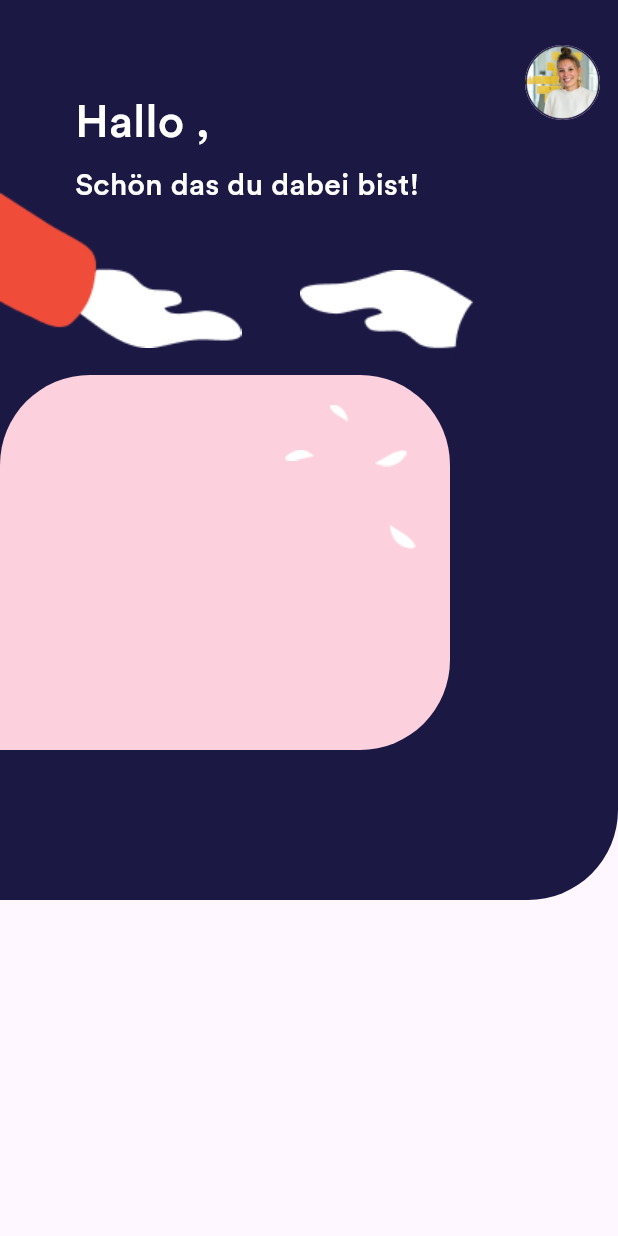
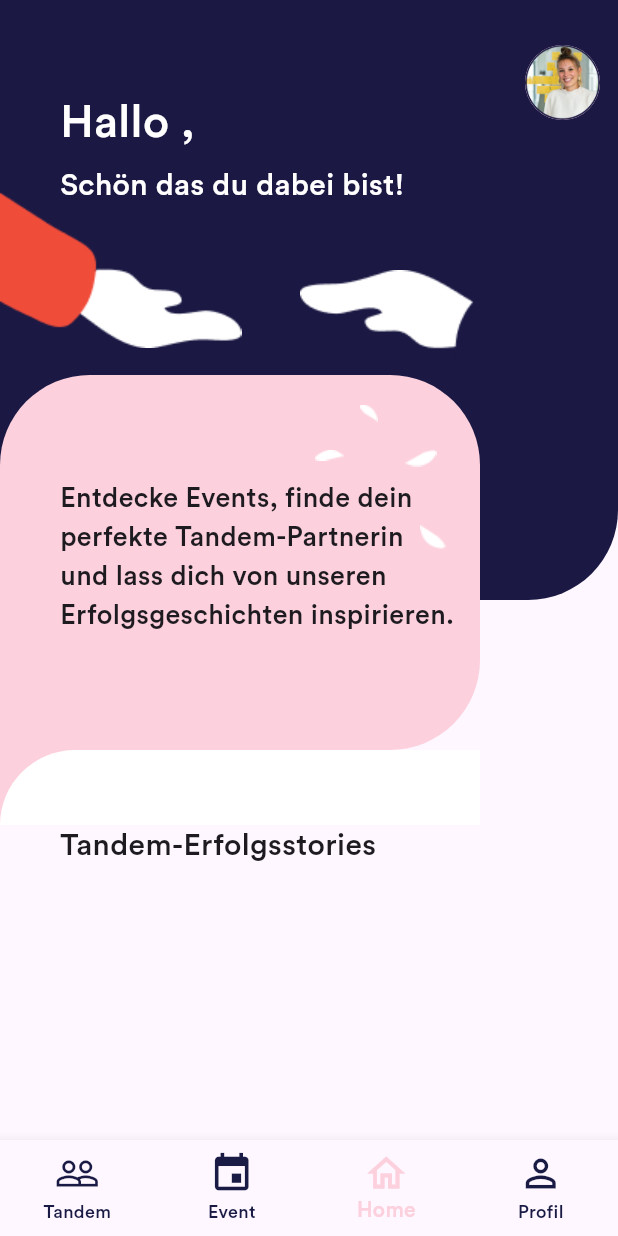
Before and after one commit to Trinistar/female_fellows, a Flutter app: the Authpage screen opened directly, on a phone screen of 412 x 824 dp. Run offline on Flutter 3.47's test engine with Material 2 defaults, Android fonts, the phone set to English and light mode, and no system bars; our stand-ins replace date_format, firebase_auth, firebase_core, smooth_page_indicator; accounts and stored records are empty; generated files the repository leaves out were written again; network calls fail.

Commit message:
Navbar start and added pages

```diff
--- /dev/null
+++ b/lib/pages/Eventpages/event.dart
@@ -0,0 +1,12 @@
+import 'package:flutter/material.dart';
+
+class Eventstart extends StatelessWidget {
+  const Eventstart({super.key});
+
+  @override
+  Widget build(BuildContext context) {
+    return Container(
+      color: Colors.brown,
+    );
+  }
+}
--- /dev/null
+++ b/lib/pages/Profil/profil.dart
@@ -0,0 +1,12 @@
+import 'package:flutter/material.dart';
+
+class Profil extends StatelessWidget {
+  const Profil({super.key});
+
+  @override
+  Widget build(BuildContext context) {
+    return Container(
+      color: Colors.amber,
+    );
+  }
+}
--- /dev/null
+++ b/lib/pages/Tandem/tandem.dart
@@ -0,0 +1,12 @@
+import 'package:flutter/material.dart';
+
+class Tandementry extends StatelessWidget {
+  const Tandementry({super.key});
+
+  @override
+  Widget build(BuildContext context) {
+    return Container(
+      color: Colors.green,
+    );
+  }
+}
--- a/lib/pages/auth_page.dart
+++ b/lib/pages/auth_page.dart
@@ -1,7 +1,7 @@
 import 'package:firebase_auth/firebase_auth.dart';
 import 'package:flutter/material.dart';
 import 'package:vs_femalefellows/pages/authentication_pages/authentication_login.dart';
-import 'package:vs_femalefellows/pages/home_page.dart';
+import 'package:vs_femalefellows/pages/navigation_page.dart';
 
 
 
@@ -15,7 +15,7 @@ class Authpage extends StatelessWidget {
       builder: ((context, snapshot) {
         //user is logged in
         if (snapshot.hasData){
-          return Homepage();
+          return Navigation();
         }
         // user is not logged in
         else{
--- a/lib/pages/authentication_pages/authentication_login.dart
+++ b/lib/pages/authentication_pages/authentication_login.dart
@@ -3,7 +3,7 @@ import 'package:flutter/material.dart';
 import 'package:vs_femalefellows/components/login_button.dart';
 import 'package:vs_femalefellows/components/text_bar.dart';
 import 'package:flutter_gen/gen_l10n/app_localizations.dart';
-import 'package:vs_femalefellows/pages/home_page.dart';
+import 'package:vs_femalefellows/pages/navigation_page.dart';
 
 class AuthLoginPage extends StatefulWidget {
   const AuthLoginPage({super.key});
@@ -43,7 +43,7 @@ class _AuthLoginPageState extends State<AuthLoginPage> {
       showErroMessage(e.code);
     }
     Navigator.of(context)
-        .push(MaterialPageRoute(builder: (context) => Homepage()));
+        .push(MaterialPageRoute(builder: (context) => Navigation()));
   }
 
   // Error Messages
--- a/lib/pages/home_page.dart
+++ /dev/null
@@ -1,96 +0,0 @@
-import 'package:firebase_auth/firebase_auth.dart';
-import 'package:flutter/material.dart';
-
-class Homepage extends StatelessWidget {
-  Homepage({super.key});
-
-  final user = FirebaseAuth.instance.currentUser!;
-
-  @override
-  Widget build(BuildContext context) {
-    return Scaffold(
-      body: Stack(
-        children: [
-          Container(
-            width: 1000,
-            height: 600,
-            decoration: BoxDecoration(
-              borderRadius: BorderRadius.only(bottomRight: Radius.circular(60)),
-              color: Color.fromRGBO(27, 25, 68, 1),
-            ),
-          ),
-          Positioned(
-            top: 30,
-            left: 350,
-            child: CircleAvatar(
-              backgroundImage: AssetImage('lib/images/Avatar.png'),
-              radius: 25,
-              backgroundColor: Color.fromRGBO(252, 208, 220, 1),
-            ),
-          ),
-          Positioned(
-            top: 60,
-            left: 50,
-            child: Text(
-              'Hallo ${user.email!},',
-              style: TextStyle(
-                color: Colors.white,
-                fontSize: 30,
-              ),
-            ),
-          ),
-          Positioned(
-            top: 110,
-            left: 50,
-            child: Text(
-              'Schön das du dabei bist!',
-              style: TextStyle(fontSize: 20, color: Colors.white),
-            ),
-          ),
-          Positioned(
-            top: 110,
-            child: Image.asset('lib/images/handleft.png'),
-          ),
-          Positioned(
-            top: 180,
-            left: 200,
-            child: Image.asset('lib/images/handright.png'),
-          ),
-          Positioned(
-            top: 250,
-            child: Container(
-              width: 300,
-              height: 250,
-              decoration: BoxDecoration(
-                borderRadius:
-                    BorderRadius.only(bottomRight: Radius.circular(60),
-                    topLeft: Radius.circular(60),
-                    topRight: Radius.circular(60),
-                    ),
-              color: Color.fromRGBO(252, 208, 220, 1),
-              ),
-            ),
-          ),
-            Positioned(
-            top: 270,
-            left: 220,
-            child: Image.asset('lib/images/federoben.png'),
-          ),   Positioned(
-            top: 300,
-            left: 190,
-            child: Image.asset('lib/images/federlinks.png'),
-          ),   Positioned(
-            top: 300,
-            left: 250,
-            child: Image.asset('lib/images/federrechts.png'),
-          ),   Positioned(
-            top: 350,
-            left: 260,
-            child: Image.asset('lib/images/federunten.png'),
-          ),
-
-        ],
-      ),
-    );
-  }
-}
--- /dev/null
+++ b/lib/pages/homepage.dart
@@ -0,0 +1,157 @@
+import 'package:firebase_auth/firebase_auth.dart';
+import 'package:flutter/material.dart';
+
+class Home extends StatefulWidget {
+  const Home({super.key});
+
+  @override
+  State<Home> createState() => _HomeState();
+}
+
+class _HomeState extends State<Home> {
+    final user = FirebaseAuth.instance.currentUser!;
+  @override
+  Widget build(BuildContext context) {
+    return  ListView(
+        children: [
+          Stack(
+            clipBehavior: Clip.none,
+            children: [
+              Container(
+                width: 1000,
+                height: 400,
+                decoration: BoxDecoration(
+                  borderRadius:
+                      BorderRadius.only(bottomRight: Radius.circular(60)),
+                  color: Color.fromRGBO(27, 25, 68, 1),
+                ),
+              ),
+              Positioned(
+                top: 30,
+                left: 350,
+                child: CircleAvatar(
+                  backgroundImage: AssetImage('lib/images/Avatar.png'),
+                  radius: 25,
+                  backgroundColor: Color.fromRGBO(252, 208, 220, 1),
+                ),
+              ),
+              Positioned(
+                top: 60,
+                left: 40,
+                child: Text(
+                  'Hallo ${user.email!},',
+                  style: TextStyle(
+                    color: Colors.white,
+                    fontSize: 30,
+                  ),
+                ),
+              ),
+              Positioned(
+                top: 110,
+                left: 40,
+                child: Text(
+                  'Schön das du dabei bist!',
+                  style: TextStyle(fontSize: 20, color: Colors.white),
+                ),
+              ),
+              Positioned(
+                top: 110,
+                child: Image.asset('lib/images/handleft.png'),
+              ),
+              Positioned(
+                top: 180,
+                left: 200,
+                child: Image.asset('lib/images/handright.png'),
+              ),
+              Positioned(
+                top: 250,
+                child: Column(
+                  children: [
+                    Container(
+                      width: 320,
+                      height: 250,
+                      decoration: BoxDecoration(
+                        borderRadius: BorderRadius.only(
+                          bottomRight: Radius.circular(60),
+                          topLeft: Radius.circular(60),
+                          topRight: Radius.circular(60),
+                        ),
+                        color: Color.fromRGBO(252, 208, 220, 1),
+                      ),
+                    ),
+                    Stack(
+                      clipBehavior: Clip.none,
+                      children: [
+                        Positioned(
+                          top: -1,
+                          child: Container(
+                            width: 50,
+                            height: 50,
+                            decoration: BoxDecoration(
+                              borderRadius: BorderRadius.only(),
+                              color: Color.fromRGBO(252, 208, 220, 1),
+                            ),
+                          ),
+                        ),
+                        Container(
+                          width: 320,
+                          height: 50,
+                          decoration: BoxDecoration(
+                            borderRadius: BorderRadius.only(
+                              topLeft: Radius.circular(60),
+                            ),
+                            color: Colors.white,
+                          ),
+                        ),
+                      ],
+                    )
+                  ],
+                ),
+              ),
+              Positioned(
+                top: 270,
+                left: 240,
+                child: Image.asset('lib/images/federoben.png'),
+              ),
+              Positioned(
+                top: 300,
+                left: 210,
+                child: Image.asset('lib/images/federlinks.png'),
+              ),
+              Positioned(
+                top: 300,
+                left: 270,
+                child: Image.asset('lib/images/federrechts.png'),
+              ),
+              Positioned(
+                top: 350,
+                left: 280,
+                child: Image.asset('lib/images/federunten.png'),
+              ),
+              Positioned(
+                top: 320,
+                left: 40,
+                child: Text(
+                  'Entdecke Events, finde dein\nperfekte Tandem-Partnerin\nund lass dich von unseren\nErfolgsgeschichten inspirieren.',
+                  style: TextStyle(fontSize: 18, fontWeight: FontWeight.w600),
+                ),
+              ),
+              Positioned(
+                top: 550,
+                left: 40,
+                child: Column(
+                  children: [
+                    Text(
+                      'Tandem-Erfolgsstories',
+                      style:
+                          TextStyle(fontSize: 20, fontWeight: FontWeight.w600),
+                    ),
+                  ],
+                ),
+              )
+            ],
+          ),
+        ],
+      );
+  }
+}
--- /dev/null
+++ b/lib/pages/navigation_page.dart
@@ -0,0 +1,75 @@
+import 'package:firebase_auth/firebase_auth.dart';
+import 'package:flutter/material.dart';
+import 'package:vs_femalefellows/pages/Eventpages/event.dart';
+import 'package:vs_femalefellows/pages/Profil/profil.dart';
+import 'package:vs_femalefellows/pages/Tandem/tandem.dart';
+import 'package:vs_femalefellows/pages/homepage.dart';
+
+class Navigation extends StatefulWidget {
+  Navigation({super.key});
+
+  @override
+  State<Navigation> createState() => _HomepageState();
+}
+
+class _HomepageState extends State<Navigation> {
+  final user = FirebaseAuth.instance.currentUser!;
+
+  int _currentIndex = 2;
+
+  void _navigation(int index) {
+    setState(() {
+      _currentIndex = index;
+    });
+  }
+
+  final List<Widget> _pages = [
+    Tandementry(),
+    Eventstart(),
+    Home(),
+    Profil(),
+  ];
+
+  @override
+  Widget build(BuildContext context) {
+    return Scaffold(
+      body: _pages[_currentIndex],
+      bottomNavigationBar: Container(
+        decoration: BoxDecoration(
+          borderRadius: BorderRadius.only(
+            topLeft:
+                Radius.circular(20.0),
+            topRight:
+                Radius.circular(20.0),
+          ),
+        ),
+        child: BottomNavigationBar(
+          currentIndex: _currentIndex,
+          onTap: _navigation,
+          type: BottomNavigationBarType.fixed,
+          selectedItemColor: Color.fromRGBO(252, 208, 220, 1),
+          unselectedItemColor: Color.fromRGBO(25, 27, 68, 1),
+          iconSize: 30,
+          items: [
+            BottomNavigationBarItem(
+              icon: Icon(Icons.people_outline),
+              label: "Tandem",
+            ),
+            BottomNavigationBarItem(
+              icon: Icon(Icons.event),
+              label: "Event",
+            ),
+            BottomNavigationBarItem(
+              icon: Icon(Icons.home_outlined),
+              label: "Home",
+            ),
+            BottomNavigationBarItem(
+              icon: Icon(Icons.person_outline),
+              label: "Profil",
+            )
+          ],
+        ),
+      ),
+    );
+  }
+}
--- a/pubspec.yaml
+++ b/pubspec.yaml
@@ -59,6 +59,7 @@ dev_dependencies:
   shared_preferences: ^2.2.1
 
 
+
 # For information on the generic Dart part of this file, see the
 # following page: https://dart.dev/tools/pub/pubspec
 
```
